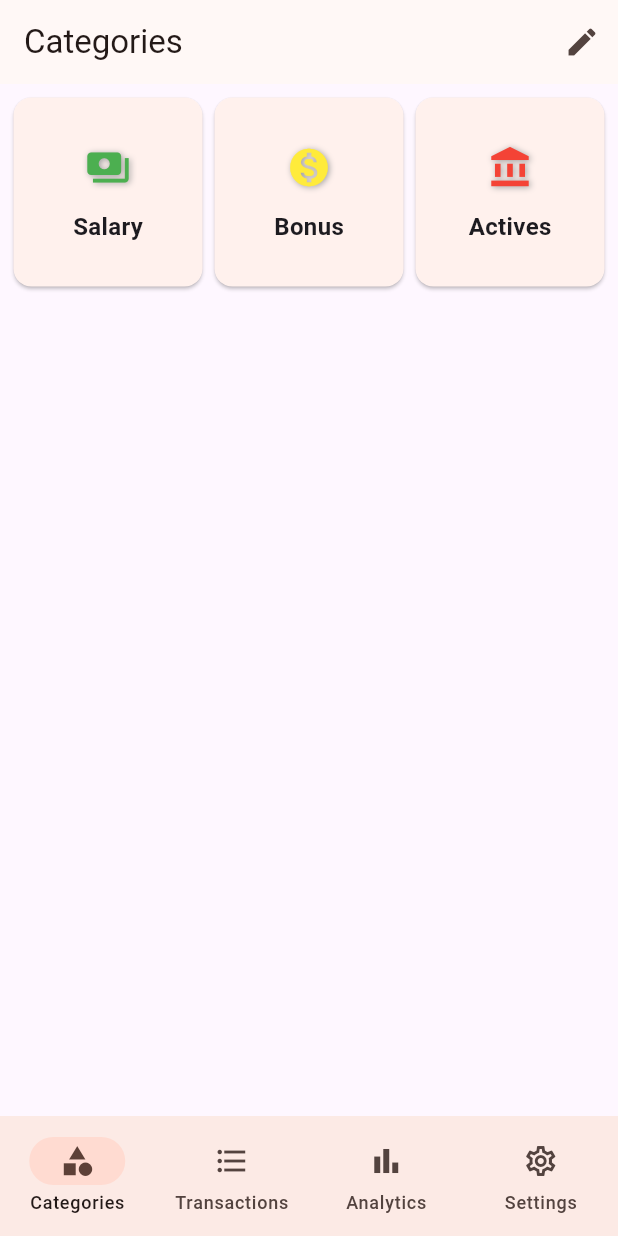
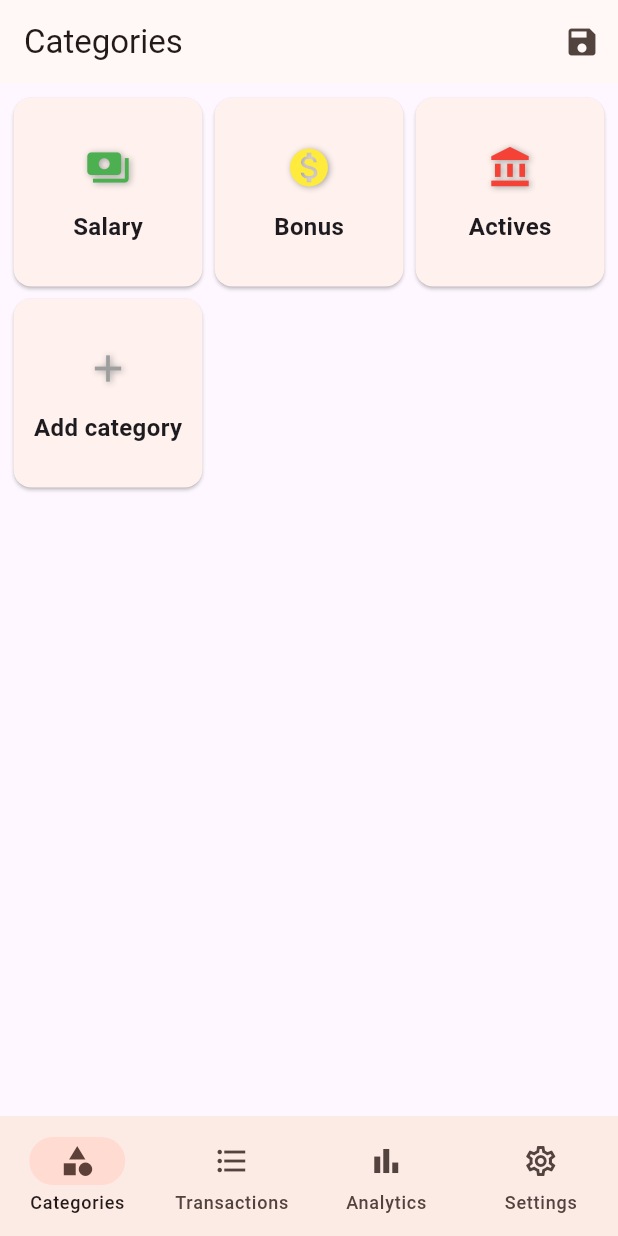
Before and after one commit to maingroon/expense-tracker, a Flutter app: the screen it shows after launch, after a tap on the "edit" icon, on a phone screen of 412 x 824 dp. Run offline on Flutter 3.47's test engine with Material 3 defaults, Android fonts, the phone set to English and light mode, and no system bars; our stand-ins replace shared_preferences.

Commit message:
Functional with add/edit category

```diff
--- a/lib/screens/categories/categories_page.dart
+++ b/lib/screens/categories/categories_page.dart
@@ -3,7 +3,6 @@ import 'package:expense_tracker/models/transaction_model.dart';
 import 'package:expense_tracker/screens/transactions/widgets/save_transaction_widget.dart';
 import 'package:expense_tracker/services/transactions_service.dart';
 import 'package:flutter/material.dart';
-import 'package:flutter/widgets.dart';
 
 class CategoriesPage extends StatefulWidget {
   const CategoriesPage({super.key});
@@ -13,6 +12,9 @@ class CategoriesPage extends StatefulWidget {
 }
 
 class _CategoriesPageState extends State<CategoriesPage> {
+  CategoryPageEvent _pageEvent = CategoryPageEvent.addTransaction;
+  Icon _actionIcon = const Icon(Icons.edit);
+
   final List<Category> _categories = [
     Category.create(
       icon: Icons.payments,
@@ -34,30 +36,15 @@ class _CategoriesPageState extends State<CategoriesPage> {
     ),
   ];
 
+  List<Category> _getCategories() {
+    return _categories;
+  }
+
   void _addTransaction(Transaction transaction) {
     TransactionService.addTransaction(transaction);
   }
 
-  @override
-  Widget build(BuildContext context) {
-    return Scaffold(
-      appBar: AppBar(
-        title: const Text('Categories'),
-        actions: [
-          IconButton(
-            onPressed: () {
-              print('edit');
-            },
-            icon: const Icon(Icons.edit),
-          ),
-        ],
-      ),
-      body: GridView.count(
-        crossAxisCount: 3,
-        padding: const EdgeInsets.all(5),
-        children: _categories.map((category) {
-          return GestureDetector(
-            onTap: () {
+  void _onAddTransaction(Category category) {
     showModalBottomSheet(
       context: context,
       isScrollControlled: false,
@@ -73,8 +60,14 @@ class _CategoriesPageState extends State<CategoriesPage> {
         );
       },
     );
-            },
-            child: Card(
+  }
+
+  void _onEditCategory(Category category) {
+    print('Edit category: ${category.name}');
+  }
+
+  Card _buildCategoryCardWidget(Category category) {
+    return Card(
       child: Padding(
         padding: const EdgeInsets.all(10),
         child: Column(
@@ -108,10 +101,105 @@ class _CategoriesPageState extends State<CategoriesPage> {
           ],
         ),
       ),
+    );
+  }
+
+  Card _buildAddCategoryCardWidget() {
+    return const Card(
+      child: Padding(
+        padding: EdgeInsets.all(10),
+        child: Column(
+          mainAxisAlignment: MainAxisAlignment.center,
+          children: [
+            Padding(
+              padding: EdgeInsets.symmetric(vertical: 8.0),
+              child: Icon(
+                Icons.add,
+                color: Colors.grey,
+                size: 30,
+                shadows: [
+                  Shadow(
+                    blurRadius: 5,
+                    color: Colors.grey,
+                    offset: Offset(1, 1),
+                  ),
+                ],
+              ),
+            ),
+            Padding(
+              padding: EdgeInsets.symmetric(vertical: 5),
+              child: Text(
+                'Add category',
+                style: TextStyle(
+                  fontSize: 16,
+                  fontWeight: FontWeight.bold,
+                ),
+              ),
+            ),
+          ],
+        ),
       ),
     );
-        }).toList(),
+  }
+
+  List<Widget> _buildCategoriesWidgets() {
+    List<Widget> categoryWidgets = _getCategories().map((category) {
+      return GestureDetector(
+        onTap: () {
+          if (_pageEvent == CategoryPageEvent.addTransaction) {
+            _onAddTransaction(category);
+          } else {
+            _onEditCategory(category);
+          }
+        },
+        child: _buildCategoryCardWidget(category),
+      );
+    }).toList();
+    if (_pageEvent == CategoryPageEvent.editCategory) {
+      categoryWidgets.add(
+        GestureDetector(
+          onTap: () {
+            print('Add category');
+          },
+          child: _buildAddCategoryCardWidget(),
+        ),
+      );
+    }
+    return categoryWidgets;
+  }
+
+  @override
+  Widget build(BuildContext context) {
+    return Scaffold(
+      appBar: AppBar(
+        title: const Text('Categories'),
+        actions: [
+          IconButton(
+            onPressed: () {
+              setState(() {
+                if (_pageEvent == CategoryPageEvent.addTransaction) {
+                  _pageEvent = CategoryPageEvent.editCategory;
+                  _actionIcon = const Icon(Icons.save);
+                } else {
+                  _pageEvent = CategoryPageEvent.addTransaction;
+                  _actionIcon = const Icon(Icons.edit);
+                }
+              });
+            },
+            icon: _actionIcon,
+          ),
+        ],
+      ),
+      body: GridView.count(
+        crossAxisCount: 3,
+        padding: const EdgeInsets.all(5),
+        children: _buildCategoriesWidgets(),
       ),
     );
   }
 }
+
+enum CategoryPageEvent {
+  addTransaction,
+  editCategory,
+}
```
Lines whose indentation alone changed are shown as unchanged.
